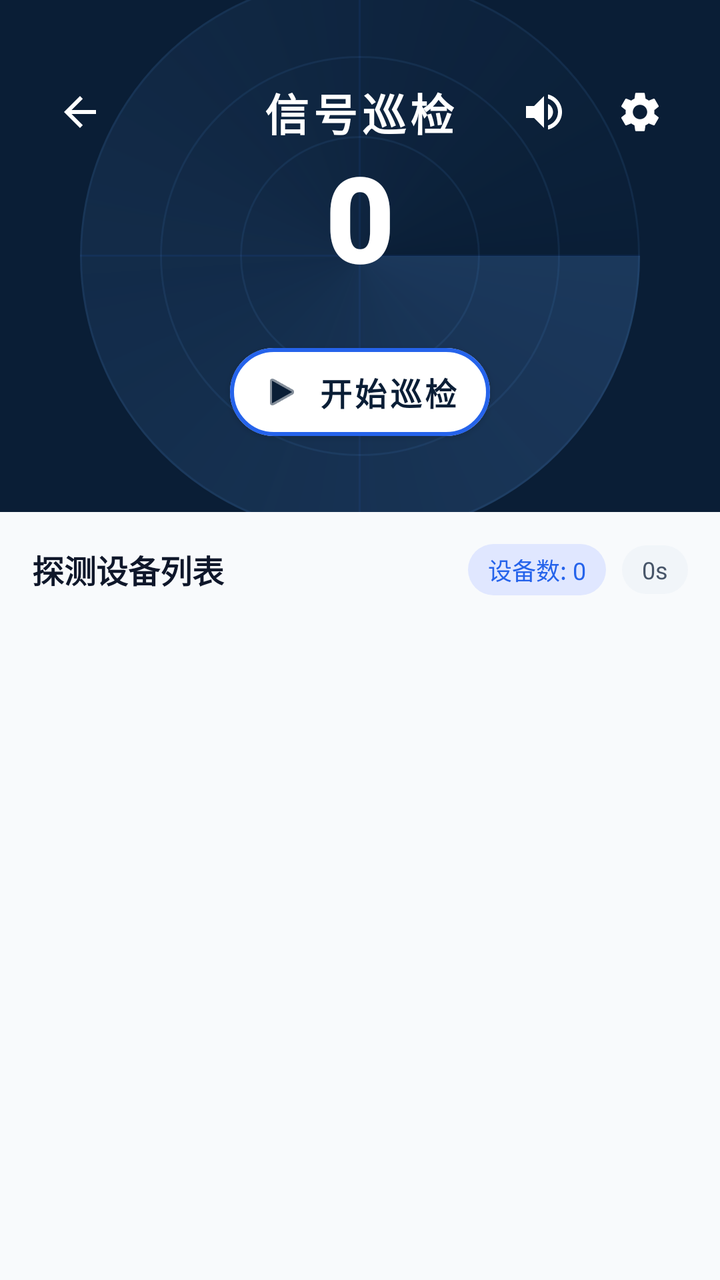
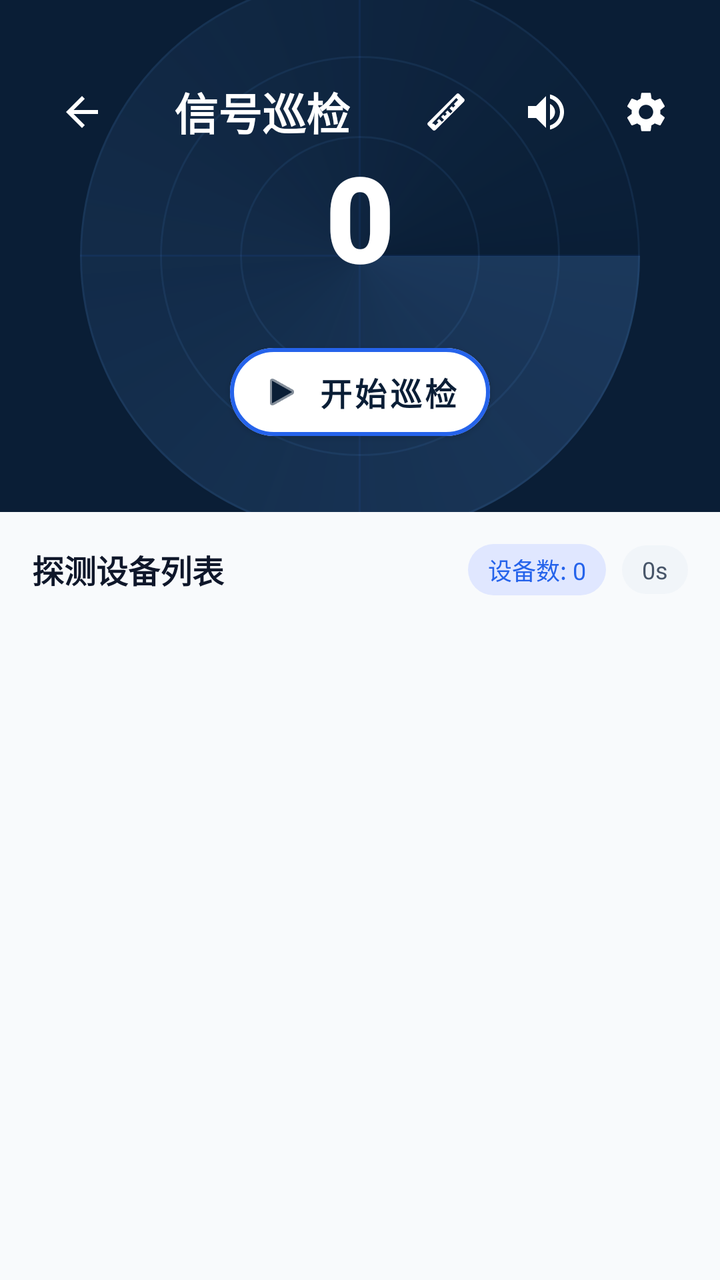

Compare the two renders of this Android layout. The source of the first and the diff that turns it into the second are given below.
<!-- AndroidManifest.xml: application theme Theme.Signal_dectect -->
<!-- res/layout/activity_signal_inspect.xml -->
<?xml version="1.0" encoding="utf-8"?>
<LinearLayout xmlns:android="http://schemas.android.com/apk/res/android"
    xmlns:app="http://schemas.android.com/apk/res-auto"
    android:layout_width="match_parent"
    android:layout_height="match_parent"
    android:orientation="vertical"
    android:background="#FFFFFF">

    
    <FrameLayout
        android:layout_width="match_parent"
        android:layout_height="0dp"
        android:layout_weight="2"
        android:background="#0A1E36">

        
        <View
            android:layout_width="280dp"
            android:layout_height="280dp"
            android:layout_gravity="center"
            android:background="@drawable/bg_radar_ring" />

        <View
            android:layout_width="200dp"
            android:layout_height="200dp"
            android:layout_gravity="center"
            android:background="@drawable/bg_radar_ring" />

        <View
            android:layout_width="120dp"
            android:layout_height="120dp"
            android:layout_gravity="center"
            android:background="@drawable/bg_radar_ring" />

        
        <View
            android:layout_width="280dp"
            android:layout_height="1dp"
            android:layout_gravity="center"
            android:background="#152563EB" />

        <View
            android:layout_width="1dp"
            android:layout_height="280dp"
            android:layout_gravity="center"
            android:background="#152563EB" />

        
        <View
            android:id="@+id/radar_sweep"
            android:layout_width="280dp"
            android:layout_height="280dp"
            android:layout_gravity="center"
            android:background="@drawable/bg_radar_sweep" />

        
        <TextView
            android:id="@+id/tv_title"
            android:layout_width="wrap_content"
            android:layout_height="wrap_content"
            android:layout_gravity="top|center_horizontal"
            android:layout_marginTop="40dp"
            android:text="信号巡检"
            android:textSize="22sp"
            android:fontFamily="sans-serif-black"
            android:textColor="#FFFFFF"
            android:letterSpacing="0.1" />

        
        <TextView
            android:id="@+id/tv_large_device_count"
            android:layout_width="wrap_content"
            android:layout_height="wrap_content"
            android:layout_gravity="center"
            android:layout_marginBottom="20dp"
            android:text="0"
            android:textSize="60sp"
            android:fontFamily="sans-serif-black"
            android:textColor="#FFFFFF" />

        
        <ImageButton
            android:id="@+id/btn_volume"
            android:layout_width="48dp"
            android:layout_height="48dp"
            android:layout_gravity="top|end"
            android:layout_marginTop="32dp"
            android:layout_marginEnd="64dp"
            android:background="?android:attr/selectableItemBackgroundBorderless"
            android:src="@drawable/ic_volume"
            app:tint="#FFFFFF" />

        
        <ImageButton
            android:id="@+id/btn_settings"
            android:layout_width="48dp"
            android:layout_height="48dp"
            android:layout_gravity="top|end"
            android:layout_marginTop="32dp"
            android:layout_marginEnd="16dp"
            android:background="?android:attr/selectableItemBackgroundBorderless"
            android:src="@drawable/ic_settings"
            app:tint="#FFFFFF" />

        
        <ImageButton
            android:id="@+id/btn_back"
            android:layout_width="48dp"
            android:layout_height="48dp"
            android:layout_gravity="top|start"
            android:layout_marginTop="32dp"
            android:layout_marginStart="16dp"
            android:background="?android:attr/selectableItemBackgroundBorderless"
            android:src="?attr/homeAsUpIndicator"
            app:tint="#FFFFFF" />

        
        <com.google.android.material.button.MaterialButton
            android:id="@+id/fab"
            android:layout_width="wrap_content"
            android:layout_height="56dp"
            android:layout_gravity="bottom|center_horizontal"
            android:layout_marginBottom="32dp"
            android:text="开始巡检"
            android:textSize="16sp"
            android:textColor="#0A1E36"
            android:fontFamily="sans-serif-black"
            app:backgroundTint="#FFFFFF"
            app:cornerRadius="28dp"
            app:icon="@android:drawable/ic_media_play"
            app:iconTint="#0A1E36"
            app:iconSize="20dp"
            app:strokeWidth="2dp"
            app:strokeColor="#2563EB"
            app:elevation="8dp" />

    </FrameLayout>

    
    <LinearLayout
        android:layout_width="match_parent"
        android:layout_height="0dp"
        android:layout_weight="3"
        android:orientation="vertical"
        android:background="#F8FAFC"
        android:paddingHorizontal="16dp"
        android:paddingTop="16dp">

        
        <LinearLayout
            android:layout_width="match_parent"
            android:layout_height="wrap_content"
            android:orientation="horizontal"
            android:gravity="center_vertical"
            android:layout_marginBottom="12dp">

            <TextView
                android:layout_width="0dp"
                android:layout_height="wrap_content"
                android:layout_weight="1"
                android:text="探测设备列表"
                android:textSize="16sp"
                android:fontFamily="sans-serif-black"
                android:textColor="#0F172A" />

            
            <TextView
                android:id="@+id/tv_device_count"
                android:layout_width="wrap_content"
                android:layout_height="wrap_content"
                android:text="设备数: 0"
                android:textColor="#2563EB"
                android:background="@drawable/bg_pill_blue"
                android:paddingHorizontal="10dp"
                android:paddingVertical="4dp"
                android:textSize="12sp"
                android:fontFamily="sans-serif-bold" />

            <Space
                android:layout_width="8dp"
                android:layout_height="wrap_content" />

            
            <TextView
                android:id="@+id/tv_duration"
                android:layout_width="wrap_content"
                android:layout_height="wrap_content"
                android:text="0s"
                android:textColor="#475569"
                android:background="@drawable/bg_pill_gray"
                android:paddingHorizontal="10dp"
                android:paddingVertical="4dp"
                android:textSize="12sp"
                android:fontFamily="sans-serif-bold" />
        </LinearLayout>

        
        <androidx.recyclerview.widget.RecyclerView
            android:id="@+id/recycler_view"
            android:layout_width="match_parent"
            android:layout_height="match_parent"
            android:clipToPadding="false"
            android:paddingBottom="40dp" />

    </LinearLayout>

</LinearLayout>
<!-- resources referenced by this layout -->
<resources>
  <!-- drawable bg_pill_blue (drawable) -->
  <?xml version="1.0" encoding="utf-8"?>
  <shape xmlns:android="http://schemas.android.com/apk/res/android">
      <solid android:color="#E0E7FF" />
      <corners android:radius="16dp" />
  </shape>
  <!-- drawable bg_pill_gray (drawable) -->
  <?xml version="1.0" encoding="utf-8"?>
  <shape xmlns:android="http://schemas.android.com/apk/res/android">
      <solid android:color="#F1F5F9" />
      <corners android:radius="16dp" />
  </shape>
  <!-- drawable bg_radar_ring (drawable) -->
  <?xml version="1.0" encoding="utf-8"?>
  <shape xmlns:android="http://schemas.android.com/apk/res/android"
      android:shape="oval">
      <solid android:color="#00000000" />
      <stroke
          android:width="1dp"
          android:color="#1560A5FA" />
  </shape>
  <!-- drawable bg_radar_sweep (drawable) -->
  <?xml version="1.0" encoding="utf-8"?>
  <shape xmlns:android="http://schemas.android.com/apk/res/android"
      android:shape="oval">
      <gradient
          android:type="sweep"
          android:startColor="#3060A5FA"
          android:endColor="#0060A5FA" />
  </shape>
  <!-- drawable ic_volume (drawable) -->
  <vector xmlns:android="http://schemas.android.com/apk/res/android"
      android:width="24dp"
      android:height="24dp"
      android:viewportWidth="24"
      android:viewportHeight="24"
      android:tint="?attr/colorControlNormal">
    <path
        android:fillColor="@android:color/white"
        android:pathData="M3,9v6h4l5,5V4L7,9H3zM16.5,12c0,-1.77 -1.02,-3.29 -2.5,-4.03v8.05c1.48,-0.73 2.5,-2.25 2.5,-4.02zM14,3.23v2.06c2.89,0.86 5,3.54 5,6.71s-2.11,5.85 -5,6.71v2.06c4.01,-0.91 7,-4.49 7,-8.77s-2.99,-7.86 -7,-8.77z"/>
  </vector>
  <style name="Theme.Signal_dectect" parent="Theme.MaterialComponents.DayNight.NoActionBar">
          
          <item name="colorPrimary">@color/primary</item>
          <item name="colorPrimaryVariant">@color/primary_variant</item>
          <item name="colorOnPrimary">@color/on_primary</item>
          
          
          <item name="colorSecondary">@color/secondary</item>
          <item name="colorSecondaryVariant">@color/secondary_variant</item>
          <item name="colorOnSecondary">@color/on_secondary</item>
          
          
          <item name="android:windowBackground">@color/background</item>
          <item name="colorSurface">@color/surface</item>
          
          
          <item name="android:statusBarColor">@color/background</item>
          <item name="android:windowLightStatusBar">true</item>
          
          
      </style>
  <color name="primary">#2563EB</color>
  <color name="primary_variant">#1D4ED8</color>
  <color name="on_primary">#FFFFFF</color>
  <color name="secondary">#0EA5E9</color>
  <color name="secondary_variant">#0284C7</color>
  <color name="on_secondary">#FFFFFF</color>
  <color name="background">#F8FAFC</color>
  <color name="surface">#FFFFFF</color>
  <!-- unchanged entries left out for length: 1 -->
</resources>

<!-- the commit's change to res/layout/activity_signal_inspect.xml (unified diff, before → after) -->
@@ -54,17 +54,74 @@
             android:background="@drawable/bg_radar_sweep" />
 
         
-        <TextView
-            android:id="@+id/tv_title"
-            android:layout_width="wrap_content"
-            android:layout_height="wrap_content"
-            android:layout_gravity="top|center_horizontal"
-            android:layout_marginTop="40dp"
-            android:text="信号巡检"
-            android:textSize="22sp"
-            android:fontFamily="sans-serif-black"
-            android:textColor="#FFFFFF"
-            android:letterSpacing="0.1" />
+        <LinearLayout
+            android:id="@+id/top_toolbar"
+            android:layout_width="match_parent"
+            android:layout_height="56dp"
+            android:layout_gravity="top"
+            android:layout_marginTop="28dp"
+            android:gravity="center_vertical"
+            android:orientation="horizontal"
+            android:paddingStart="20dp"
+            android:paddingEnd="16dp">
+
+            <ImageButton
+                android:id="@+id/btn_back"
+                android:layout_width="42dp"
+                android:layout_height="42dp"
+                android:background="?android:attr/selectableItemBackgroundBorderless"
+                android:src="?attr/homeAsUpIndicator"
+                app:tint="#FFFFFF" />
+
+            <TextView
+                android:id="@+id/tv_title"
+                android:layout_width="0dp"
+                android:layout_height="wrap_content"
+                android:layout_marginStart="12dp"
+                android:layout_marginEnd="14dp"
+                android:layout_weight="1"
+                android:ellipsize="end"
+                android:fontFamily="sans-serif-black"
+                android:gravity="center"
+                android:singleLine="true"
+                android:text="信号巡检"
+                android:textColor="#FFFFFF"
+                android:textSize="22sp" />
+
+            <LinearLayout
+                android:id="@+id/top_actions"
+                android:layout_width="wrap_content"
+                android:layout_height="42dp"
+                android:gravity="center_vertical"
+                android:orientation="horizontal">
+
+                <ImageButton
+                    android:id="@+id/btn_distance"
+                    android:layout_width="42dp"
+                    android:layout_height="42dp"
+                    android:background="?android:attr/selectableItemBackgroundBorderless"
+                    android:src="@drawable/ic_ruler"
+                    app:tint="#FFFFFF" />
+
+                <ImageButton
+                    android:id="@+id/btn_volume"
+                    android:layout_width="42dp"
+                    android:layout_height="42dp"
+                    android:layout_marginStart="8dp"
+                    android:background="?android:attr/selectableItemBackgroundBorderless"
+                    android:src="@drawable/ic_volume"
+                    app:tint="#FFFFFF" />
+
+                <ImageButton
+                    android:id="@+id/btn_settings"
+                    android:layout_width="42dp"
+                    android:layout_height="42dp"
+                    android:layout_marginStart="8dp"
+                    android:background="?android:attr/selectableItemBackgroundBorderless"
+                    android:src="@drawable/ic_settings"
+                    app:tint="#FFFFFF" />
+            </LinearLayout>
+        </LinearLayout>
 
         
         <TextView
@@ -77,42 +134,6 @@
             android:textSize="60sp"
             android:fontFamily="sans-serif-black"
             android:textColor="#FFFFFF" />
-
-        
-        <ImageButton
-            android:id="@+id/btn_volume"
-            android:layout_width="48dp"
-            android:layout_height="48dp"
-            android:layout_gravity="top|end"
-            android:layout_marginTop="32dp"
-            android:layout_marginEnd="64dp"
-            android:background="?android:attr/selectableItemBackgroundBorderless"
-            android:src="@drawable/ic_volume"
-            app:tint="#FFFFFF" />
-
-        
-        <ImageButton
-            android:id="@+id/btn_settings"
-            android:layout_width="48dp"
-            android:layout_height="48dp"
-            android:layout_gravity="top|end"
-            android:layout_marginTop="32dp"
-            android:layout_marginEnd="16dp"
-            android:background="?android:attr/selectableItemBackgroundBorderless"
-            android:src="@drawable/ic_settings"
-            app:tint="#FFFFFF" />
-
-        
-        <ImageButton
-            android:id="@+id/btn_back"
-            android:layout_width="48dp"
-            android:layout_height="48dp"
-            android:layout_gravity="top|start"
-            android:layout_marginTop="32dp"
-            android:layout_marginStart="16dp"
-            android:background="?android:attr/selectableItemBackgroundBorderless"
-            android:src="?attr/homeAsUpIndicator"
-            app:tint="#FFFFFF" />
 
         
         <com.google.android.material.button.MaterialButton
<!-- resource entries referenced after the edit -->
@@ -30,6 +30,16 @@
           android:startColor="#3060A5FA"
           android:endColor="#0060A5FA" />
   </shape>
+  <!-- drawable ic_ruler (drawable) -->
+  <vector xmlns:android="http://schemas.android.com/apk/res/android"
+      android:width="24dp"
+      android:height="24dp"
+      android:viewportWidth="24"
+      android:viewportHeight="24">
+      <path
+          android:fillColor="@android:color/white"
+          android:pathData="M3,17.25L17.25,3c0.39,-0.39 1.02,-0.39 1.41,0l2.34,2.34c0.39,0.39 0.39,1.02 0,1.41L6.75,21c-0.39,0.39 -1.02,0.39 -1.41,0L3,18.66c-0.39,-0.39 -0.39,-1.02 0,-1.41zM6.04,17.96l0.7,0.7l1.42,-1.42l-0.7,-0.7l1.06,-1.06l1.42,1.42l1.06,-1.06l-1.42,-1.42l1.06,-1.06l0.7,0.7l1.06,-1.06l-0.7,-0.7l1.06,-1.06l1.42,1.42l1.06,-1.06l-1.42,-1.42l1.06,-1.06l0.7,0.7l1.06,-1.06l-0.7,-0.7l2.12,-2.12l-0.94,-0.94L4.98,17.72l1.06,0.24z" />
+  </vector>
   <!-- drawable ic_volume (drawable) -->
   <vector xmlns:android="http://schemas.android.com/apk/res/android"
       android:width="24dp"
